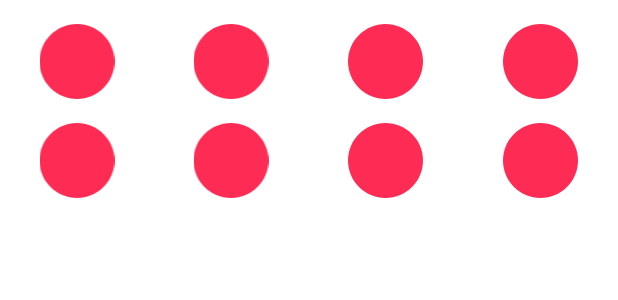
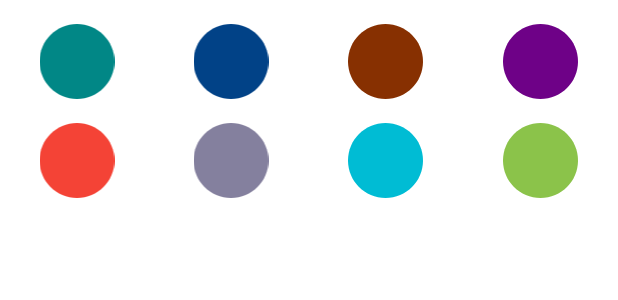
Before and after one commit to levkorol/PomodoroList, an Android app: the layout fragment_dialog_color.xml on its own in the app's theme, with its tools: preview values and no code run, on a phone screen of 412 x 824 dp. Shown: the top 300 px of the screen. Run offline under Robolectric (Android 15) with nearby library versions, the phone set to English and light mode, and no system bars.

Commit message:
color poject

```diff
--- a/app/src/main/java/ru/harlion/pomodorolist/models/Project.kt
+++ b/app/src/main/java/ru/harlion/pomodorolist/models/Project.kt
@@ -15,8 +15,9 @@ class Project(
     val isDone: Boolean = false,
     var deadline: Long = 0,
     val position: Int = 0,
-   // val timeInFocus: Long
-   // val dateCreate: Long
+    val color: Int = 0,
+    val dateCreate: Long,
+    val timeInFocus: Long = 0L
 )
 
 class ProjectWithTasks(
--- a/app/src/main/res/layout/fragment_dialog_color.xml
+++ b/app/src/main/res/layout/fragment_dialog_color.xml
@@ -13,32 +13,36 @@
         android:orientation="horizontal">
 
         <ImageView
+            android:id="@+id/project_1"
             android:layout_width="50dp"
             android:layout_height="50dp"
             android:layout_weight="1"
             android:src="@drawable/ic_circle"
-            android:tint="@color/middle" />
+            android:tint="@color/project_1" />
 
         <ImageView
+            android:id="@+id/project_2"
             android:layout_width="50dp"
             android:layout_height="50dp"
             android:layout_weight="1"
             android:src="@drawable/ic_circle"
-            android:tint="@color/middle" />
+            android:tint="@color/project_2" />
 
         <ImageView
+            android:id="@+id/project_3"
             android:layout_width="50dp"
             android:layout_height="50dp"
             android:layout_weight="1"
             android:src="@drawable/ic_circle"
-            android:tint="@color/middle" />
+            android:tint="@color/project_3" />
 
         <ImageView
+            android:id="@+id/project_4"
             android:layout_width="50dp"
             android:layout_height="50dp"
             android:layout_weight="1"
             android:src="@drawable/ic_circle"
-            android:tint="@color/middle" />
+            android:tint="@color/project_4" />
     </LinearLayout>
 
     <LinearLayout
@@ -49,31 +53,35 @@
         android:orientation="horizontal">
 
         <ImageView
+            android:id="@+id/project_5"
             android:layout_width="50dp"
             android:layout_height="50dp"
             android:layout_weight="1"
             android:src="@drawable/ic_circle"
-            android:tint="@color/middle" />
+            android:tint="@color/project_5" />
 
         <ImageView
+            android:id="@+id/project_6"
             android:layout_width="50dp"
             android:layout_height="50dp"
             android:layout_weight="1"
             android:src="@drawable/ic_circle"
-            android:tint="@color/middle" />
+            android:tint="@color/project_6" />
 
         <ImageView
+            android:id="@+id/project_7"
             android:layout_width="50dp"
             android:layout_height="50dp"
             android:layout_weight="1"
             android:src="@drawable/ic_circle"
-            android:tint="@color/middle" />
+            android:tint="@color/project_7" />
 
         <ImageView
+            android:id="@+id/project_8"
             android:layout_width="50dp"
             android:layout_height="50dp"
             android:layout_weight="1"
             android:src="@drawable/ic_circle"
-            android:tint="@color/middle" />
+            android:tint="@color/project_8" />
     </LinearLayout>
 </LinearLayout>
--- a/app/src/main/res/values/colors.xml
+++ b/app/src/main/res/values/colors.xml
@@ -8,6 +8,15 @@
 
     <color name="black">#FF000000</color>
     <color name="white">#FFFFFFFF</color>
+
+    <color name="project_1">#FF018786</color>
+    <color name="project_2">#014287</color>
+    <color name="project_3">#873001</color>
+    <color name="project_4">#6E0187</color>
+    <color name="project_5">#F44336</color>
+    <color name="project_6">#84809E</color>
+    <color name="project_7">#00BCD4</color>
+    <color name="project_8">#8BC34A</color>
 
     <color name="gray_normal_l">#42000000</color>
     <color name="gray_normal_d">#89000000</color>
```
Also changed, not shown: app/src/main/java/ru/harlion/pomodorolist/data/Repository.kt (+0 -24 lines), app/src/main/java/ru/harlion/pomodorolist/ui/dialogs/DialogColor.kt (+24 -0 lines), app/src/main/java/ru/harlion/pomodorolist/ui/projects/ProjectsAdapter.kt (+16 -1 lines), app/src/main/java/ru/harlion/pomodorolist/ui/projects/adding/AddProjectFragment.kt (+21 -1 lines), app/src/main/java/ru/harlion/pomodorolist/ui/projects/adding/AddProjectViewModel.kt (+6 -4 lines).
